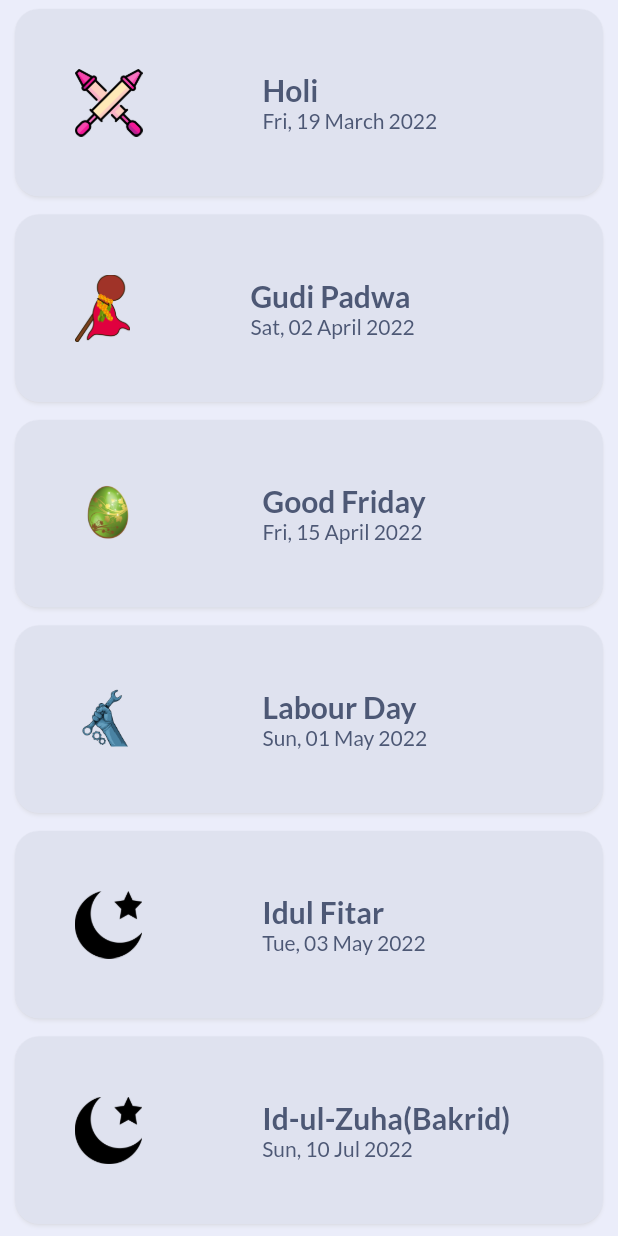
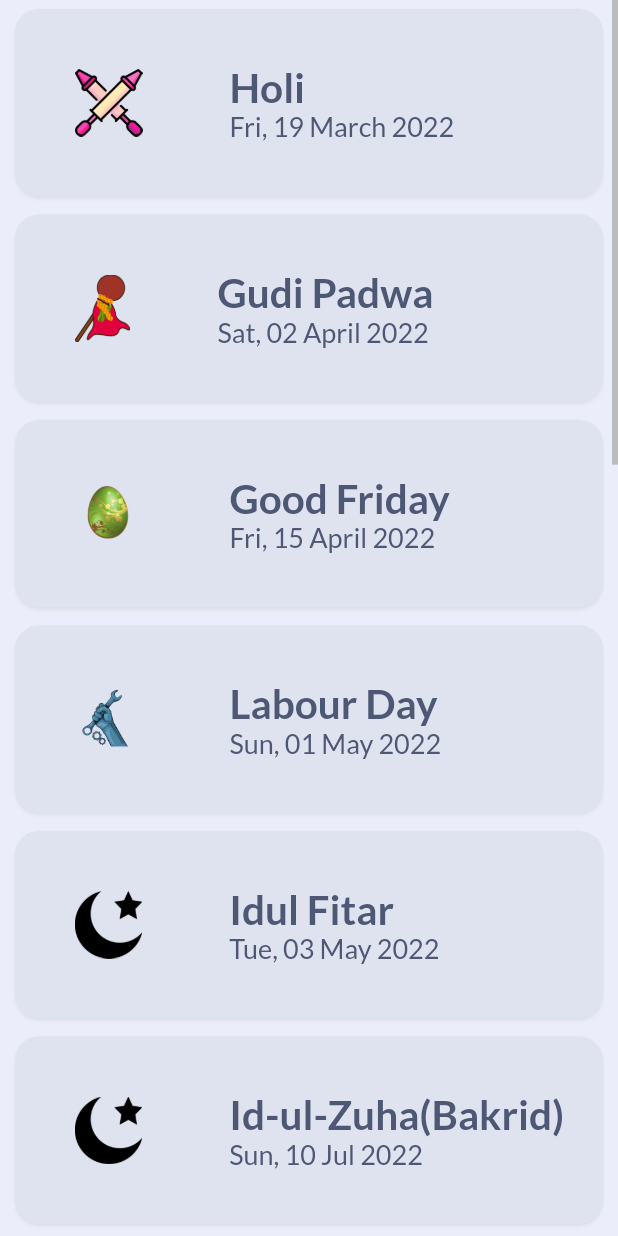
Before and after one commit to Workify-PS/Flutter-Frontend, a Flutter app: the HolidaysCard screen opened directly, on a phone screen of 412 x 824 dp. Run offline on Flutter 3.47's test engine with Material 2 defaults, Android fonts, the phone set to English and light mode, and no system bars; our stand-ins replace animated_text_kit, dio, flutter_neumorphic, flutter_svg, get, get_storage and 2 more; accounts and stored records are empty; network calls fail; project files that could hold a hidden picture were left out.

Commit message:
Minor Changes(Holiday Card)

```diff
--- a/lib/components/holiday_card.dart
+++ b/lib/components/holiday_card.dart
@@ -28,8 +28,9 @@ class _HolidayCardState extends State<HolidaysCard> {
 
   @override
   Widget build(BuildContext context) {
-    Color accentColor =
-        MyTheme().isDark(context) ? kDividerColor : Colors.black87;
+    // Color accentColor =
+    //     MyTheme().isDark(context) ? kDividerColor : Colors.black87;
+    final ScrollController _scrollController = ScrollController();
     return Scaffold(
       // children: [
       //   _items.isNotEmpty
@@ -54,14 +55,19 @@ class _HolidayCardState extends State<HolidaysCard> {
             return Text("${data.error}");
           } else if (data.hasData) {
             var items = data.data as List<HolidayModel>;
-            return ListView.builder(
+            return Scrollbar(
+              isAlwaysShown: true,
+              showTrackOnHover: true,
+              controller: _scrollController,
+              child: ListView.builder(
+                controller: _scrollController,
                 itemCount: items.length,
+                // physics: FixedExtentScrollPhysics(),
                 itemBuilder: (context, index) {
                   return Card(
                     elevation: 1,
                     color: kDividerColor,
                     margin: EdgeInsets.symmetric(horizontal: 10, vertical: 6),
-                  child: Container(
                     child: Row(
                       // mainAxisAlignment: MainAxisAlignment.end,
                       crossAxisAlignment: CrossAxisAlignment.center,
@@ -91,24 +97,27 @@ class _HolidayCardState extends State<HolidaysCard> {
                           crossAxisAlignment: CrossAxisAlignment.start,
                           children: [
                             Padding(
-                              padding: EdgeInsets.only(left: 40, right: 10),
+                              padding: EdgeInsets.only(left: 18, right: 10),
                               child: Text(
                                 items[index].holidayName.toString(),
                                 style: TextStyle(
-                                    fontSize: 20, fontWeight: FontWeight.bold),
+                                    fontSize: 27, fontWeight: FontWeight.bold),
                               ),
                             ),
                             Padding(
-                              padding: EdgeInsets.only(left: 40, right: 2),
-                              child: Text(items[index].date.toString()),
+                              padding: EdgeInsets.only(left: 18, right: 2),
+                              child: Text(
+                                items[index].date.toString(),
+                                style: TextStyle(fontSize: 18),
+                              ),
                             )
                           ],
                         ))
                       ],
                     ),
-                  ),
                   );
                 },
+              ),
             );
           } else {
             return Center(
```
Lines whose indentation alone changed are shown as unchanged.
